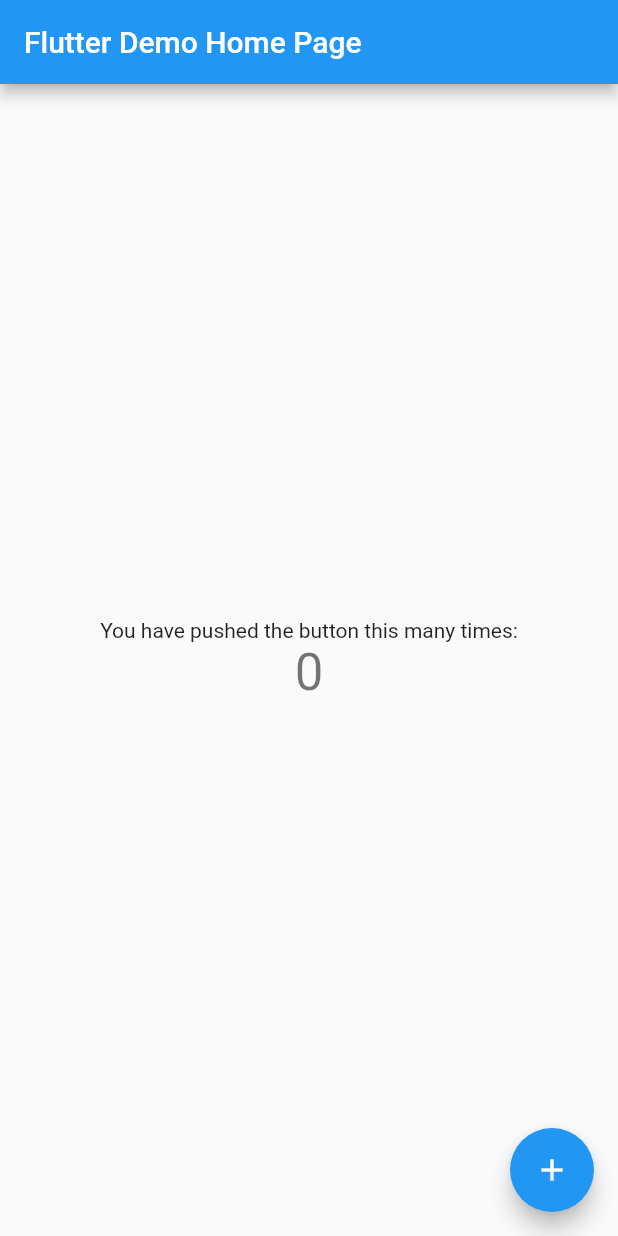
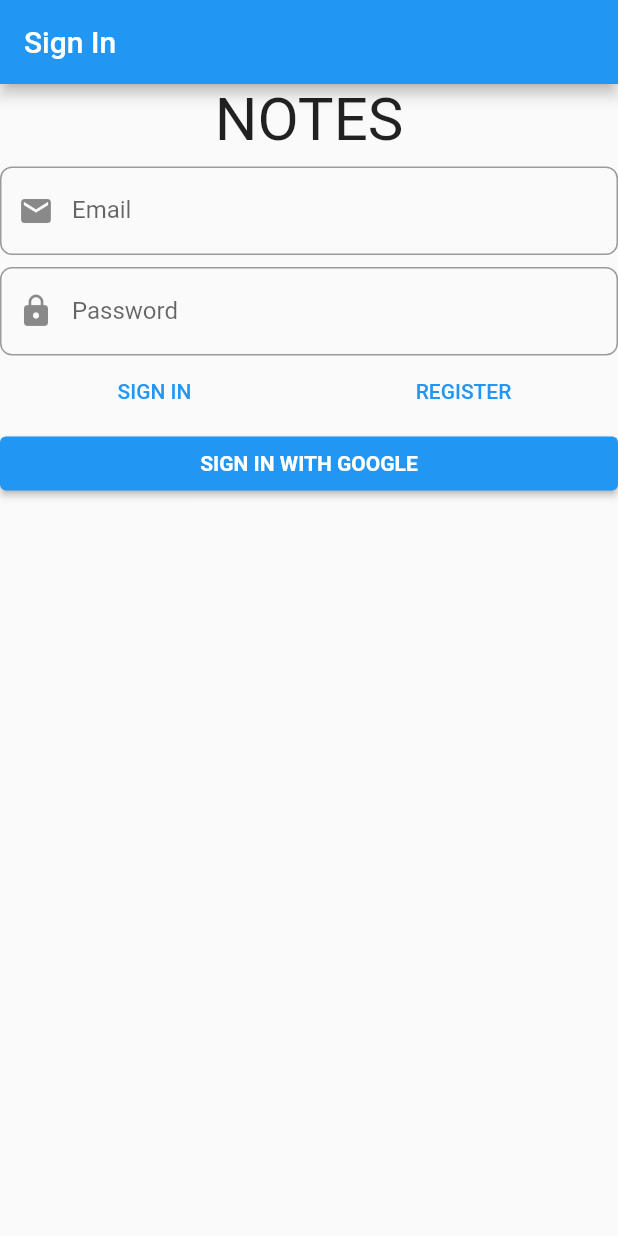
Before and after one commit to data987/ddd_flutter_app, a Flutter app: the screen it shows after launch, on a phone screen of 412 x 824 dp. Run offline on Flutter 3.47's test engine with Material 2 defaults, Android fonts, the phone set to English and light mode, and no system bars; our stand-ins replace dartz, equatable, firebase_auth, firebase_core, flutter_bloc, freezed_annotation and 3 more; accounts and stored records are empty.

Commit message:
Create firebase auth implementation

```diff
--- a/lib/application/auth/sign_in_form/sign_in_form_bloc.dart
+++ b/lib/application/auth/sign_in_form/sign_in_form_bloc.dart
@@ -1,17 +1,19 @@
 import 'dart:async';
 
-import 'package:bloc/bloc.dart';
 import 'package:dartz/dartz.dart';
 import 'package:ddd_flutter_app/domain/auth/auth_failure.dart';
+import 'package:ddd_flutter_app/domain/auth/i_auth_facade.dart';
+import 'package:ddd_flutter_app/domain/auth/value_object.dart';
+import 'package:flutter/material.dart';
+import 'package:flutter_bloc/flutter_bloc.dart';
 import 'package:freezed_annotation/freezed_annotation.dart';
-
-import '../../../domain/auth/i_auth_facade.dart';
-import '../../../domain/auth/value_object.dart';
+import 'package:injectable/injectable.dart';
 
 part 'sign_in_form_event.dart';
 part 'sign_in_form_state.dart';
 part 'sign_in_form_bloc.freezed.dart';
 
+@injectable
 class SignInFormBloc extends Bloc<SignInFormEvent, SignInFormState> {
   final IAuthFacade _authFacade;
 
@@ -20,50 +22,72 @@
     on<PasswordChanged>(_onPasswordChanged);
     on<RegisterWithEmail>(
       (event, emit) => _performEmailAndPasswordLogic(
-          event, emit, _authFacade.registerWithEmailAndPassword),
+        event,
+        emit,
+        _authFacade.registerWithEmailAndPassword,
+      ),
     );
     on<SignInWithEmail>(
       (event, emit) => _performEmailAndPasswordLogic(
-          event, emit, _authFacade.signInWithEmailAndPassword),
+        event,
+        emit,
+        _authFacade.signInWithEmailAndPassword,
+      ),
     );
     on<SignInWithGmail>(_onSignInWithGmail);
   }
 
   FutureOr<void> _onEmailChanged(
-      EmailChanged event, Emitter<SignInFormState> emit) {
-    emit(state.copyWith(
+    EmailChanged event,
+    Emitter<SignInFormState> emit,
+  ) {
+    emit(
+      state.copyWith(
         emailAddress: EmailAddress(event.email),
         authFailureOrSuccess: none(),
-    ));
+      ),
+    );
   }
 
   FutureOr<void> _onPasswordChanged(
-      PasswordChanged event, Emitter<SignInFormState> emit) {
-    emit(state.copyWith(
+    PasswordChanged event,
+    Emitter<SignInFormState> emit,
+  ) {
+    emit(
+      state.copyWith(
         password: Password(event.password),
         authFailureOrSuccess: none(),
-    ));
+      ),
+    );
   }
 
   FutureOr<void> _onSignInWithGmail(
-      SignInWithGmail event, Emitter<SignInFormState> emit) async {
-    emit(state.copyWith(
+    SignInWithGmail event,
+    Emitter<SignInFormState> emit,
+  ) async {
+    emit(
+      state.copyWith(
         isSubmitting: true,
         authFailureOrSuccess: none(),
-    ));
+      ),
+    );
     final Either<AuthFailure, Unit> signInResponse =
         await _authFacade.signInWithGoogle();
-    emit(state.copyWith(
+    emit(
+      state.copyWith(
         isSubmitting: false,
         authFailureOrSuccess: some(signInResponse),
-    ));
+      ),
+    );
   }
 
   FutureOr<void> _performEmailAndPasswordLogic(
     SignInFormEvent event,
     Emitter<SignInFormState> emit,
-    Future<Either<AuthFailure, Unit>> Function(
-            {required EmailAddress emailAddress, required Password password})
+    Future<Either<AuthFailure, Unit>> Function({
+      required EmailAddress emailAddress,
+      required Password password,
+    })
         forwardedCall,
   ) async {
     late Either<AuthFailure, Unit> requestResponse;
@@ -71,20 +95,24 @@
     final bool isPasswordValid = state.password.isValid();
 
     if (isEmailValid && isPasswordValid) {
-      emit(state.copyWith(
+      emit(
+        state.copyWith(
           isSubmitting: true,
           authFailureOrSuccess: none(),
-      ));
+        ),
+      );
 
       requestResponse = await forwardedCall(
         emailAddress: state.emailAddress,
         password: state.password,
       );
     }
-    emit(state.copyWith(
+    emit(
+      state.copyWith(
         isSubmitting: false,
-      showErrorMessage: true,
-      authFailureOrSuccess: optionOf(requestResponse),
-    ));
+        showErrorMessage: AutovalidateMode.always,
+        authFailureOrSuccess: optionOf(null),
+      ),
+    );
   }
 }
--- a/lib/application/auth/sign_in_form/sign_in_form_state.dart
+++ b/lib/application/auth/sign_in_form/sign_in_form_state.dart
@@ -5,7 +5,7 @@
   const factory SignInFormState({
     required EmailAddress emailAddress,
     required Password password,
-    required bool showErrorMessage,
+    required AutovalidateMode showErrorMessage,
     required bool isSubmitting,
     required Option<Either<AuthFailure, Unit>> authFailureOrSuccess,
   }) = _SignInFormState;
@@ -13,7 +13,7 @@
   factory SignInFormState.initial() => SignInFormState(
         emailAddress: EmailAddress(''),
         password: Password(''),
-        showErrorMessage: false,
+        showErrorMessage: AutovalidateMode.disabled,
         isSubmitting: false,
         authFailureOrSuccess: none(),
       );
--- a/lib/domain/auth/i_auth_facade.dart
+++ b/lib/domain/auth/i_auth_facade.dart
@@ -1,7 +1,6 @@
 import 'package:dartz/dartz.dart';
+import 'package:ddd_flutter_app/domain/auth/auth_failure.dart';
 import 'package:ddd_flutter_app/domain/auth/value_object.dart';
-
-import 'auth_failure.dart';
 
 abstract class IAuthFacade {
   Future<Either<AuthFailure, Unit>> registerWithEmailAndPassword({
--- a/lib/domain/core/value_validators.dart
+++ b/lib/domain/core/value_validators.dart
@@ -1,6 +1,5 @@
 import 'package:dartz/dartz.dart';
-
-import 'failures.dart';
+import 'package:ddd_flutter_app/domain/core/failures.dart';
 
 Either<ValueFailure<String>, String> validateEmailAddress(String input) {
   const emailRegex =
--- /dev/null
+++ b/lib/injection.dart
@@ -0,0 +1,10 @@
+import 'package:ddd_flutter_app/injection.config.dart';
+import 'package:get_it/get_it.dart';
+import 'package:injectable/injectable.dart';
+
+final GetIt getIt = GetIt.instance;
+
+@injectableInit
+void configureInjection(String env) {
+  $initGetIt(getIt, environment: env);
+}
--- a/lib/main.dart
+++ b/lib/main.dart
@@ -1,113 +1,19 @@
+import 'package:ddd_flutter_app/injection.dart';
+import 'package:ddd_flutter_app/presentation/core/app_widget.dart';
+import 'package:firebase_core/firebase_core.dart';
 import 'package:flutter/material.dart';
+import 'package:injectable/injectable.dart';
 
-void main() {
-  runApp(MyApp());
+Future<void> main() async {
+  WidgetsFlutterBinding.ensureInitialized();
+  await Firebase.initializeApp(
+    options: const FirebaseOptions(
+      appId: '1:1091463397636:ios:c7d51186f72b3e77c45051',
+      apiKey: 'AIzaSyCSeoaIxcc2Am-uXjnlbyQZqE4OLxrSBbs',
+      messagingSenderId: '1091463397636',
+      projectId: 'ddd-flutter-app-cd413',
+    ),
+  );
+  configureInjection(Environment.prod);
+  runApp(AppWidget());
 }
-
-class MyApp extends StatelessWidget {
-  // This widget is the root of your application.
-  @override
-  Widget build(BuildContext context) {
-    return MaterialApp(
-      title: 'Flutter Demo',
-      theme: ThemeData(
-        // This is the theme of your application.
-        //
-        // Try running your application with "flutter run". You'll see the
-        // application has a blue toolbar. Then, without quitting the app, try
-        // changing the primarySwatch below to Colors.green and then invoke
-        // "hot reload" (press "r" in the console where you ran "flutter run",
-        // or simply save your changes to "hot reload" in a Flutter IDE).
-        // Notice that the counter didn't reset back to zero; the application
-        // is not restarted.
-        primarySwatch: Colors.blue,
-      ),
-      home: MyHomePage(title: 'Flutter Demo Home Page'),
-    );
-  }
-}
-
-class MyHomePage extends StatefulWidget {
-  MyHomePage({Key? key, required this.title}) : super(key: key);
-
-  // This widget is the home page of your application. It is stateful, meaning
-  // that it has a State object (defined below) that contains fields that affect
-  // how it looks.
-
-  // This class is the configuration for the state. It holds the values (in this
-  // case the title) provided by the parent (in this case the App widget) and
-  // used by the build method of the State. Fields in a Widget subclass are
-  // always marked "final".
-
-  final String title;
-
-  @override
-  _MyHomePageState createState() => _MyHomePageState();
-}
-
-class _MyHomePageState extends State<MyHomePage> {
-  int _counter = 0;
-
-  void _incrementCounter() {
-    setState(() {
-      // This call to setState tells the Flutter framework that something has
-      // changed in this State, which causes it to rerun the build method below
-      // so that the display can reflect the updated values. If we changed
-      // _counter without calling setState(), then the build method would not be
-      // called again, and so nothing would appear to happen.
-      _counter++;
-    });
-  }
-
-  @override
-  Widget build(BuildContext context) {
-    // This method is rerun every time setState is called, for instance as done
-    // by the _incrementCounter method above.
-    //
-    // The Flutter framework has been optimized to make rerunning build methods
-    // fast, so that you can just rebuild anything that needs updating rather
-    // than having to individually change instances of widgets.
-    return Scaffold(
-      appBar: AppBar(
-        // Here we take the value from the MyHomePage object that was created by
-        // the App.build method, and use it to set our appbar title.
-        title: Text(widget.title),
-      ),
-      body: Center(
-        // Center is a layout widget. It takes a single child and positions it
-        // in the middle of the parent.
-        child: Column(
-          // Column is also a layout widget. It takes a list of children and
-          // arranges them vertically. By default, it sizes itself to fit its
-          // children horizontally, and tries to be as tall as its parent.
-          //
-          // Invoke "debug painting" (press "p" in the console, choose the
-          // "Toggle Debug Paint" action from the Flutter Inspector in Android
-          // Studio, or the "Toggle Debug Paint" command in Visual Studio Code)
-          // to see the wireframe for each widget.
-          //
-          // Column has various properties to control how it sizes itself and
-          // how it positions its children. Here we use mainAxisAlignment to
-          // center the children vertically; the main axis here is the vertical
-          // axis because Columns are vertical (the cross axis would be
-          // horizontal).
-          mainAxisAlignment: MainAxisAlignment.center,
-          children: <Widget>[
-            Text(
-              'You have pushed the button this many times:',
-            ),
-            Text(
-              '$_counter',
-              style: Theme.of(context).textTheme.headline4,
-            ),
-          ],
-        ),
-      ),
-      floatingActionButton: FloatingActionButton(
-        onPressed: _incrementCounter,
-        tooltip: 'Increment',
-        child: Icon(Icons.add),
-      ), // This trailing comma makes auto-formatting nicer for build methods.
-    );
-  }
-}
--- /dev/null
+++ b/lib/presentation/core/app_widget.dart
@@ -0,0 +1,25 @@
+import 'package:ddd_flutter_app/presentation/sign_in/sign_in_page.dart';
+import 'package:flutter/material.dart';
+
+class AppWidget extends StatelessWidget {
+  // This widget is the root of your application.
+  @override
+  Widget build(BuildContext context) {
+    return MaterialApp(
+      title: 'DDD Flutter App',
+      debugShowCheckedModeBanner: false,
+      theme: ThemeData.light().copyWith(
+        primaryColor: Colors.blueAccent[300],
+        colorScheme: ThemeData.light().colorScheme.copyWith(
+              secondary: Colors.red[400],
+            ),
+        inputDecorationTheme: InputDecorationTheme(
+          border: OutlineInputBorder(
+            borderRadius: BorderRadius.circular(8),
+          ),
+        ),
+      ),
+      home: const SignInPage(),
+    );
+  }
+}
--- /dev/null
+++ b/lib/presentation/sign_in/sign_in_page.dart
@@ -0,0 +1,22 @@
+import 'package:ddd_flutter_app/application/auth/sign_in_form/sign_in_form_bloc.dart';
+import 'package:ddd_flutter_app/injection.dart';
+import 'package:ddd_flutter_app/presentation/sign_in/widgets/index.dart';
+import 'package:flutter/material.dart';
+import 'package:flutter_bloc/flutter_bloc.dart';
+
+class SignInPage extends StatelessWidget {
+  const SignInPage({Key? key}) : super(key: key);
+
+  @override
+  Widget build(BuildContext context) {
+    return Scaffold(
+      appBar: AppBar(
+        title: const Text('Sign In'),
+      ),
+      body: BlocProvider(
+        create: (context) => getIt<SignInFormBloc>(),
+        child: const SignInForm(),
+      ),
+    );
+  }
+}
--- /dev/null
+++ b/lib/presentation/sign_in/widgets/index.dart
@@ -0,0 +1 @@
+export 'sign_in_form.dart';
--- /dev/null
+++ b/lib/presentation/sign_in/widgets/sign_in_form.dart
@@ -0,0 +1,131 @@
+import 'package:ddd_flutter_app/application/auth/sign_in_form/sign_in_form_bloc.dart';
+import 'package:flutter/material.dart';
+import 'package:flutter_bloc/flutter_bloc.dart';
+
+class SignInForm extends StatelessWidget {
+  const SignInForm({Key? key}) : super(key: key);
+
+  @override
+  Widget build(BuildContext context) {
+    return BlocConsumer<SignInFormBloc, SignInFormState>(
+      listener: (context, state) {
+        state.authFailureOrSuccess.fold(
+          () {},
+          (either) => either.fold(
+            (failure) {
+              print(
+                failure.map(
+                  cancelledByUser: (_) => 'Cancel by the user',
+                  serverError: (_) => 'There was an error',
+                  emailAlreadyInUse: (_) => 'This email is already in use',
+                  invalidEmailAndPasswordCombination: (_) =>
+                      'Invalid email and password',
+                ),
+              );
+            },
+            (_) {},
+          ),
+        );
+      },
+      builder: (context, state) {
+        return Form(
+          autovalidateMode: state.showErrorMessage,
+          child: ListView(
+            children: [
+              const Text(
+                'NOTES',
+                textAlign: TextAlign.center,
+                style: TextStyle(fontSize: 40),
+              ),
+              const SizedBox(height: 8),
+              TextFormField(
+                decoration: const InputDecoration(
+                  prefixIcon: Icon(Icons.email),
+                  labelText: 'Email',
+                ),
+                autocorrect: false,
+                onChanged: (value) => context
+                    .read<SignInFormBloc>()
+                    .add(SignInFormEvent.emailChanged(value)),
+                validator: (_) => context
+                    .read<SignInFormBloc>()
+                    .state
+                    .emailAddress
+                    .value
+                    .fold(
+                      (f) => f.maybeMap(
+                        invalidEmail: (value) => 'Invalid Email',
+                        orElse: () => null,
+                      ),
+                      (_) => null,
+                    ),
+              ),
+              const SizedBox(height: 8),
+              TextFormField(
+                decoration: const InputDecoration(
+                  prefixIcon: Icon(Icons.lock),
+                  labelText: 'Password',
+                ),
+                autocorrect: false,
+                obscureText: true,
+                onChanged: (value) => context
+                    .read<SignInFormBloc>()
+                    .add(SignInFormEvent.passwordChanged(value)),
+                validator: (_) =>
+                    context.read<SignInFormBloc>().state.password.value.fold(
+                          (f) => f.maybeMap(
+                            shortPassword: (value) => 'Short Password',
+                            orElse: () => null,
+                          ),
+                          (_) => null,
+                        ),
+              ),
+              Row(
+                children: [
+                  Expanded(
+                    child: TextButton(
+                      onPressed: () {
+                        context
+                            .read<SignInFormBloc>()
+                            .add(const SignInFormEvent.signInWithEmail());
+                      },
+                      child: const Text('SIGN IN'),
+                    ),
+                  ),
+                  Expanded(
+                    child: TextButton(
+                      onPressed: () {
+                        context
+                            .read<SignInFormBloc>()
+                            .add(const SignInFormEvent.registerWithEmail());
+                      },
+                      child: const Text('REGISTER'),
+                    ),
+                  )
+                ],
+              ),
+              ElevatedButton(
+                onPressed: () {
+                  context
+                      .read<SignInFormBloc>()
+                      .add(const SignInFormEvent.signInWithGmail());
+                },
+                style: ButtonStyle(
+                  backgroundColor:
+                      MaterialStateProperty.all<Color>(Colors.blue),
+                ),
+                child: const Text(
+                  'SIGN IN WITH GOOGLE',
+                  style: TextStyle(
+                    color: Colors.white,
+                    fontWeight: FontWeight.bold,
+                  ),
+                ),
+              )
+            ],
+          ),
+        );
+      },
+    );
+  }
+}
```
Also changed, not shown: analysis_options.yaml (added, +7 -0 lines), lib/domain/auth/value_object.dart (+5 -4 lines), lib/domain/core/errors.dart (added, +14 -0 lines), lib/domain/core/value_objects.dart (+6 -2 lines), lib/infrastructure/auth/firebase_auth_facade.dart (added, +86 -0 lines), lib/infrastructure/core/firebase_injectable_module.dart (added, +11 -0 lines), pubspec.yaml (+7 -0 lines), lib/application/auth/sign_in_form/sign_in_form_bloc.freezed.dart, lib/injection.config.dart (added), pubspec.lock, 10 other files. Lines whose indentation alone changed are shown as unchanged.
